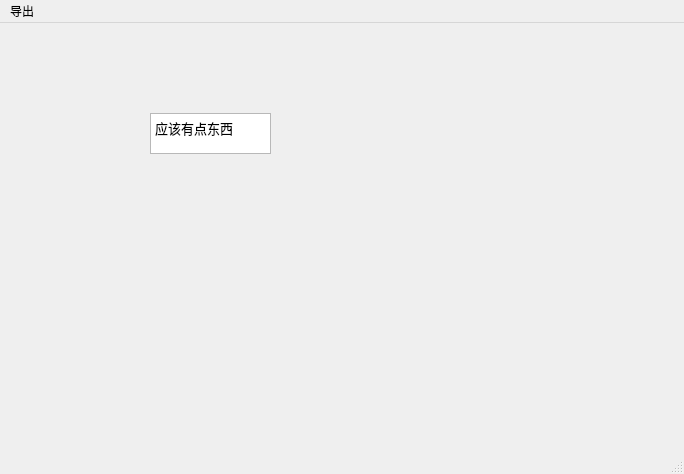
The window that workspace/editor.ui (Vescrity/MeloNote) describes before a commit, drawn with Qt 5.
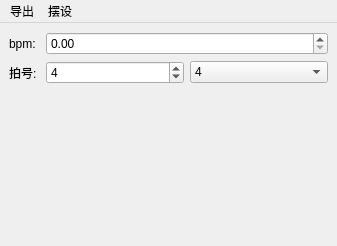
The same window after the commit.

The edit to the form file:
```diff
--- a/workspace/editor.ui
+++ b/workspace/editor.ui
@@ -6,41 +6,97 @@
    <rect>
     <x>0</x>
     <y>0</y>
-    <width>684</width>
-    <height>474</height>
+    <width>337</width>
+    <height>246</height>
    </rect>
   </property>
   <property name="windowTitle">
    <string>MainWindow</string>
   </property>
   <widget class="QWidget" name="centralwidget">
-   <widget class="QTextEdit" name="textEdit">
-    <property name="geometry">
-     <rect>
-      <x>150</x>
-      <y>90</y>
-      <width>121</width>
-      <height>41</height>
-     </rect>
-    </property>
-    <property name="html">
-     <string>&lt;!DOCTYPE HTML PUBLIC &quot;-//W3C//DTD HTML 4.0//EN&quot; &quot;http://www.w3.org/TR/REC-html40/strict.dtd&quot;&gt;
-&lt;html&gt;&lt;head&gt;&lt;meta name=&quot;qrichtext&quot; content=&quot;1&quot; /&gt;&lt;meta charset=&quot;utf-8&quot; /&gt;&lt;style type=&quot;text/css&quot;&gt;
-p, li { white-space: pre-wrap; }
-hr { height: 1px; border-width: 0; }
-li.unchecked::marker { content: &quot;\2610&quot;; }
-li.checked::marker { content: &quot;\2612&quot;; }
-&lt;/style&gt;&lt;/head&gt;&lt;body style=&quot; font-family:'Sans Serif'; font-size:10pt; font-weight:400; font-style:normal;&quot;&gt;
-&lt;p style=&quot; margin-top:0px; margin-bottom:0px; margin-left:0px; margin-right:0px; -qt-block-indent:0; text-indent:0px;&quot;&gt;应该有点东西&lt;/p&gt;&lt;/body&gt;&lt;/html&gt;</string>
-    </property>
-   </widget>
+   <layout class="QVBoxLayout" name="verticalLayout_2">
+    <item>
+     <layout class="QFormLayout" name="formLayout">
+      <item row="0" column="0">
+       <widget class="QLabel" name="label">
+        <property name="text">
+         <string>bpm: </string>
+        </property>
+       </widget>
+      </item>
+      <item row="0" column="1">
+       <widget class="QDoubleSpinBox" name="bpmSpinBox">
+        <property name="maximum">
+         <double>9999.000000000000000</double>
+        </property>
+       </widget>
+      </item>
+      <item row="1" column="0">
+       <widget class="QLabel" name="label_2">
+        <property name="text">
+         <string>拍号: </string>
+        </property>
+       </widget>
+      </item>
+      <item row="1" column="1">
+       <layout class="QHBoxLayout" name="horizontalLayout">
+        <item>
+         <widget class="QSpinBox" name="numeratorSpinBox">
+          <property name="minimum">
+           <number>1</number>
+          </property>
+          <property name="maximum">
+           <number>127</number>
+          </property>
+          <property name="value">
+           <number>4</number>
+          </property>
+         </widget>
+        </item>
+        <item>
+         <widget class="QComboBox" name="power2Box">
+          <property name="currentIndex">
+           <number>2</number>
+          </property>
+          <item>
+           <property name="text">
+            <string>1</string>
+           </property>
+          </item>
+          <item>
+           <property name="text">
+            <string>2</string>
+           </property>
+          </item>
+          <item>
+           <property name="text">
+            <string>4</string>
+           </property>
+          </item>
+          <item>
+           <property name="text">
+            <string>8</string>
+           </property>
+          </item>
+          <item>
+           <property name="text">
+            <string>16</string>
+           </property>
+          </item>
+         </widget>
+        </item>
+       </layout>
+      </item>
+     </layout>
+    </item>
+   </layout>
   </widget>
   <widget class="QMenuBar" name="menubar">
    <property name="geometry">
     <rect>
      <x>0</x>
      <y>0</y>
-     <width>684</width>
+     <width>337</width>
      <height>24</height>
     </rect>
    </property>
@@ -52,9 +108,14 @@
     <addaction name="actionText"/>
     <addaction name="actionNote"/>
    </widget>
+   <widget class="QMenu" name="menu_2">
+    <property name="title">
+     <string>摆设</string>
+    </property>
+   </widget>
    <addaction name="menu"/>
+   <addaction name="menu_2"/>
   </widget>
-  <widget class="QStatusBar" name="statusbar"/>
   <action name="actionMidi">
    <property name="text">
     <string>Midi</string>
```
Left out of the diff: 2 changed lines with no effect on the pictures.
